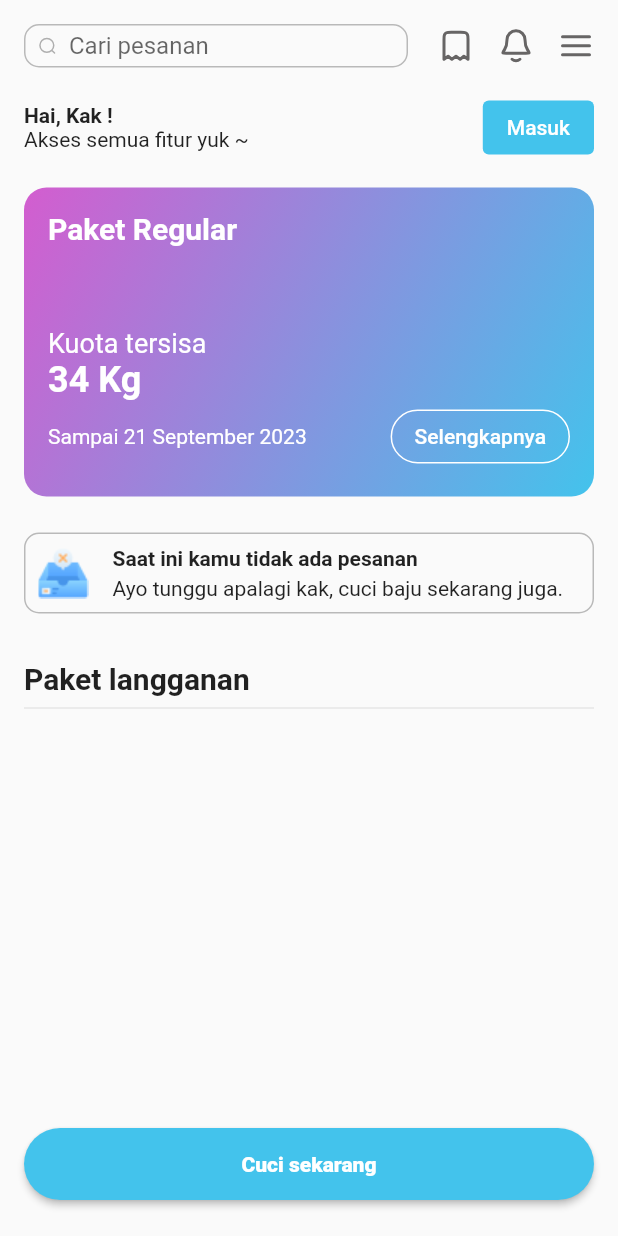
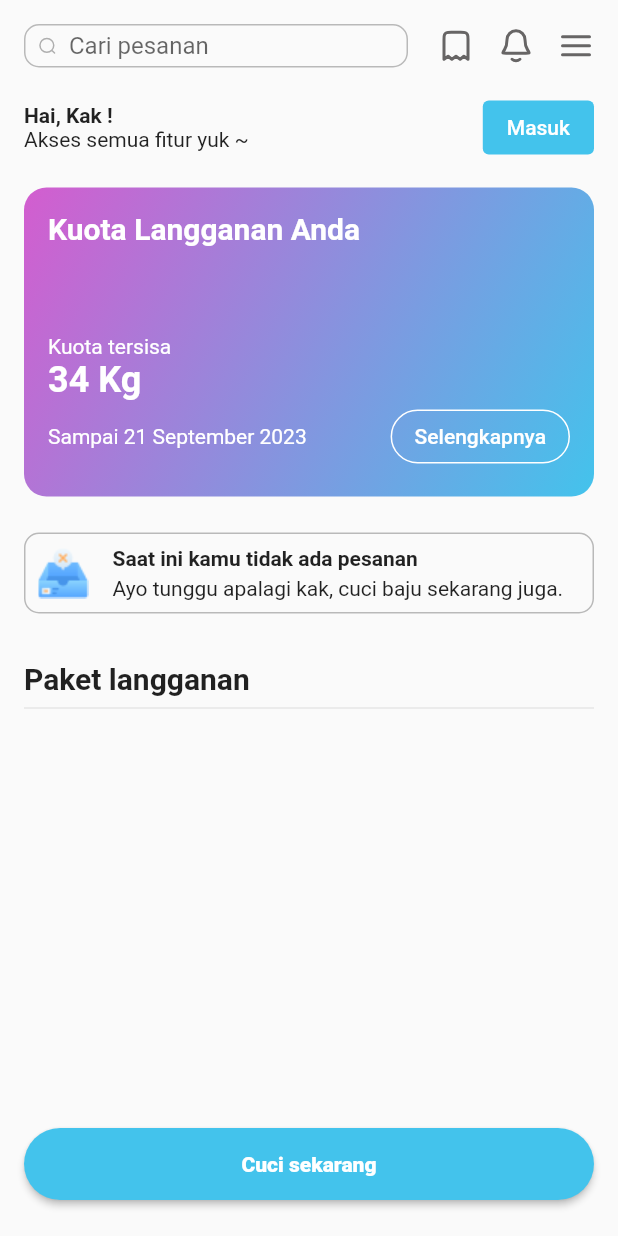
Before and after one commit to dimassdoubles/kang-cuci, a Flutter app: the screen it shows after launch, on a phone screen of 412 x 824 dp. Run offline on Flutter 3.47's test engine with Material 2 defaults, Android fonts, the phone set to English and light mode, and no system bars; our stand-ins replace auto_route, bloc, cloud_firestore, equatable, firebase_auth, firebase_core and 6 more; accounts and stored records are empty.

Commit message:
style - home: current subscription card

```diff
--- a/lib/features/home/presentation/widgets/current_subscription.dart
+++ b/lib/features/home/presentation/widgets/current_subscription.dart
@@ -34,7 +34,7 @@ class CurrentSubscription extends StatelessWidget {
               mainAxisAlignment: MainAxisAlignment.spaceBetween,
               children: [
                 Text(
-                  "Paket Regular",
+                  "Kuota Langganan Anda",
                   style: TextStyle(
                     color: Colors.white,
                     fontSize: 20,
@@ -48,7 +48,6 @@ class CurrentSubscription extends StatelessWidget {
                       "Kuota tersisa",
                       style: TextStyle(
                         color: Colors.white,
-                        fontSize: 18,
                         fontWeight: FontWeight.w400,
                       ),
                     ),
```
